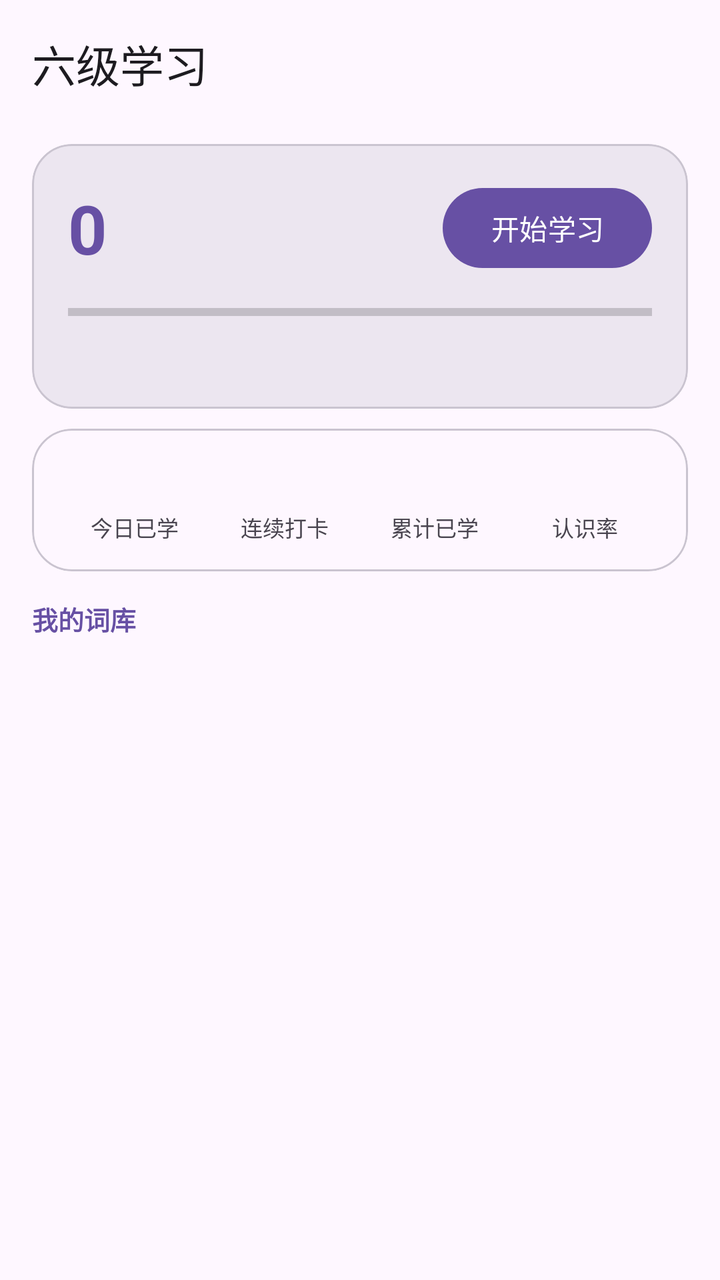
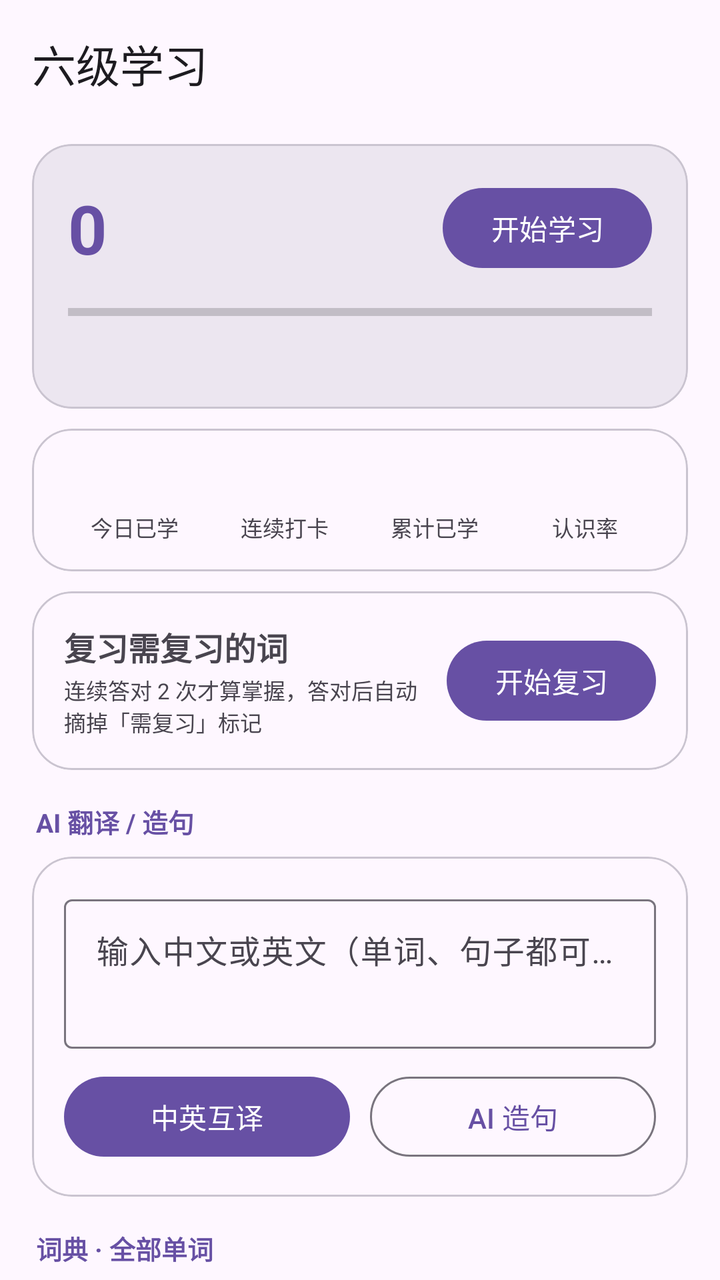

The first picture is an Android layout as it rendered before a commit; the second is the same layout after the commit. The layout source and the unified diff follow.
<!-- AndroidManifest.xml: application theme Theme.XueTi -->
<!-- res/layout/activity_study_hub.xml -->
<?xml version="1.0" encoding="utf-8"?>
<LinearLayout xmlns:android="http://schemas.android.com/apk/res/android"
    xmlns:app="http://schemas.android.com/apk/res-auto"
    android:layout_width="match_parent"
    android:layout_height="match_parent"
    android:orientation="vertical">

    <com.google.android.material.appbar.MaterialToolbar
        android:id="@+id/toolbar"
        android:layout_width="match_parent"
        android:layout_height="?attr/actionBarSize"
        app:title="@string/study_hub_title" />

    
    <com.google.android.material.card.MaterialCardView
        android:layout_width="match_parent"
        android:layout_height="wrap_content"
        android:layout_marginHorizontal="16dp"
        android:layout_marginTop="8dp"
        app:cardBackgroundColor="?attr/colorSurfaceContainerHigh"
        app:cardCornerRadius="20dp"
        app:cardElevation="0dp"
        app:strokeColor="?attr/colorOutlineVariant"
        app:strokeWidth="1dp">

        <LinearLayout
            android:layout_width="match_parent"
            android:layout_height="wrap_content"
            android:orientation="vertical"
            android:padding="18dp">

            <LinearLayout
                android:layout_width="match_parent"
                android:layout_height="wrap_content"
                android:gravity="center_vertical"
                android:orientation="horizontal">

                <TextView
                    android:id="@+id/todayCount"
                    android:layout_width="wrap_content"
                    android:layout_height="wrap_content"
                    android:text="0"
                    android:textColor="?attr/colorPrimary"
                    android:textSize="34sp"
                    android:textStyle="bold" />

                <TextView
                    android:id="@+id/goalText"
                    android:layout_width="0dp"
                    android:layout_height="wrap_content"
                    android:layout_marginStart="6dp"
                    android:layout_weight="1"
                    android:textColor="?attr/colorOnSurfaceVariant"
                    android:textSize="14sp" />

                <com.google.android.material.button.MaterialButton
                    android:id="@+id/btnStartStudy"
                    android:layout_width="wrap_content"
                    android:layout_height="wrap_content"
                    android:text="@string/start_study" />
            </LinearLayout>

            <ProgressBar
                android:id="@+id/todayProgress"
                style="?android:attr/progressBarStyleHorizontal"
                android:layout_width="match_parent"
                android:layout_height="wrap_content"
                android:layout_marginTop="10dp"
                android:max="20"
                android:progress="0" />

            <TextView
                android:id="@+id/progressHint"
                android:layout_width="match_parent"
                android:layout_height="wrap_content"
                android:layout_marginTop="6dp"
                android:textColor="?attr/colorOnSurfaceVariant"
                android:textSize="12sp" />
        </LinearLayout>
    </com.google.android.material.card.MaterialCardView>

    
    <com.google.android.material.card.MaterialCardView
        android:layout_width="match_parent"
        android:layout_height="wrap_content"
        android:layout_marginHorizontal="16dp"
        android:layout_marginTop="10dp"
        app:cardCornerRadius="20dp"
        app:cardElevation="0dp"
        app:strokeColor="?attr/colorOutlineVariant"
        app:strokeWidth="1dp">

        <LinearLayout
            android:layout_width="match_parent"
            android:layout_height="wrap_content"
            android:orientation="horizontal"
            android:padding="14dp">

            <LinearLayout
                android:layout_width="0dp"
                android:layout_height="wrap_content"
                android:layout_weight="1"
                android:gravity="center"
                android:orientation="vertical">

                <TextView
                    android:id="@+id/statToday"
                    android:layout_width="wrap_content"
                    android:layout_height="wrap_content"
                    android:textColor="?attr/colorPrimary"
                    android:textSize="20sp"
                    android:textStyle="bold" />

                <TextView
                    android:layout_width="wrap_content"
                    android:layout_height="wrap_content"
                    android:text="@string/stats_today"
                    android:textColor="?attr/colorOnSurfaceVariant"
                    android:textSize="11sp" />
            </LinearLayout>

            <LinearLayout
                android:layout_width="0dp"
                android:layout_height="wrap_content"
                android:layout_weight="1"
                android:gravity="center"
                android:orientation="vertical">

                <TextView
                    android:id="@+id/statStreak"
                    android:layout_width="wrap_content"
                    android:layout_height="wrap_content"
                    android:textColor="?attr/colorPrimary"
                    android:textSize="20sp"
                    android:textStyle="bold" />

                <TextView
                    android:layout_width="wrap_content"
                    android:layout_height="wrap_content"
                    android:text="@string/stats_streak"
                    android:textColor="?attr/colorOnSurfaceVariant"
                    android:textSize="11sp" />
            </LinearLayout>

            <LinearLayout
                android:layout_width="0dp"
                android:layout_height="wrap_content"
                android:layout_weight="1"
                android:gravity="center"
                android:orientation="vertical">

                <TextView
                    android:id="@+id/statTotal"
                    android:layout_width="wrap_content"
                    android:layout_height="wrap_content"
                    android:textColor="?attr/colorPrimary"
                    android:textSize="20sp"
                    android:textStyle="bold" />

                <TextView
                    android:layout_width="wrap_content"
                    android:layout_height="wrap_content"
                    android:text="@string/stats_total"
                    android:textColor="?attr/colorOnSurfaceVariant"
                    android:textSize="11sp" />
            </LinearLayout>

            <LinearLayout
                android:layout_width="0dp"
                android:layout_height="wrap_content"
                android:layout_weight="1"
                android:gravity="center"
                android:orientation="vertical">

                <TextView
                    android:id="@+id/statRate"
                    android:layout_width="wrap_content"
                    android:layout_height="wrap_content"
                    android:textColor="?attr/colorPrimary"
                    android:textSize="20sp"
                    android:textStyle="bold" />

                <TextView
                    android:layout_width="wrap_content"
                    android:layout_height="wrap_content"
                    android:text="@string/stats_known_rate_label"
                    android:textColor="?attr/colorOnSurfaceVariant"
                    android:textSize="11sp" />
            </LinearLayout>
        </LinearLayout>
    </com.google.android.material.card.MaterialCardView>

    
    <LinearLayout
        android:layout_width="match_parent"
        android:layout_height="wrap_content"
        android:layout_marginTop="14dp"
        android:gravity="center_vertical"
        android:orientation="horizontal"
        android:paddingHorizontal="16dp">

        <TextView
            android:id="@+id/wordListTitle"
            android:layout_width="0dp"
            android:layout_height="wrap_content"
            android:layout_weight="1"
            android:text="@string/word_list_title"
            android:textColor="?attr/colorPrimary"
            android:textSize="13sp"
            android:textStyle="bold" />

        <TextView
            android:id="@+id/knownRateText"
            android:layout_width="wrap_content"
            android:layout_height="wrap_content"
            android:textColor="?attr/colorOnSurfaceVariant"
            android:textSize="11sp" />
    </LinearLayout>

    <FrameLayout
        android:layout_width="match_parent"
        android:layout_height="0dp"
        android:layout_weight="1">

        <androidx.recyclerview.widget.RecyclerView
            android:id="@+id/wordList"
            android:layout_width="match_parent"
            android:layout_height="match_parent"
            android:clipToPadding="false"
            android:padding="8dp" />

        <LinearLayout
            android:id="@+id/emptyView"
            android:layout_width="match_parent"
            android:layout_height="match_parent"
            android:gravity="center"
            android:orientation="vertical"
            android:padding="32dp"
            android:visibility="gone">

            <TextView
                android:layout_width="match_parent"
                android:layout_height="wrap_content"
                android:gravity="center"
                android:text="@string/empty_word_list"
                android:textColor="?attr/colorOnSurfaceVariant"
                android:textSize="14sp" />
        </LinearLayout>
    </FrameLayout>
</LinearLayout>
<!-- resources referenced by this layout -->
<resources>
  <string name="empty_word_list">还没有学习记录\n去学几个单词吧</string>
  <string name="start_study">开始学习</string>
  <string name="stats_known_rate_label">认识率</string>
  <string name="stats_streak">连续打卡</string>
  <string name="stats_today">今日已学</string>
  <string name="stats_total">累计已学</string>
  <string name="study_hub_title">六级学习</string>
  <string name="word_list_title">我的词库</string>
  <style name="Theme.XueTi" parent="Theme.Material3.DayNight.NoActionBar">
          <item name="colorPrimary">@color/primary</item>
          <item name="colorOnPrimary">@color/onPrimary</item>
          <item name="colorPrimaryContainer">@color/primaryContainer</item>
          <item name="colorOnPrimaryContainer">@color/onPrimaryContainer</item>
          <item name="colorSecondary">@color/secondary</item>
          <item name="colorOnSecondary">@color/onSecondary</item>
          <item name="colorSecondaryContainer">@color/secondaryContainer</item>
          <item name="colorOnSecondaryContainer">@color/onSecondaryContainer</item>
          <item name="android:colorBackground">@color/background</item>
          <item name="colorSurface">@color/surface</item>
          <item name="colorOnSurface">@color/onSurface</item>
          <item name="colorSurfaceVariant">@color/surfaceVariant</item>
          <item name="colorOnSurfaceVariant">@color/onSurfaceVariant</item>
          <item name="colorOutline">@color/outline</item>
      </style>
  <color name="primary">#6750A4</color>
  <color name="onPrimary">#FFFFFF</color>
  <color name="primaryContainer">#EADDFF</color>
  <color name="onPrimaryContainer">#21005D</color>
  <color name="secondary">#625B71</color>
  <color name="onSecondary">#FFFFFF</color>
  <color name="secondaryContainer">#E8DEF8</color>
  <color name="onSecondaryContainer">#1D192B</color>
  <color name="background">#FEF7FF</color>
  <color name="surface">#FEF7FF</color>
  <color name="onSurface">#1D1B20</color>
  <color name="surfaceVariant">#E7E0EC</color>
  <color name="onSurfaceVariant">#49454F</color>
  <color name="outline">#79747E</color>
</resources>

<!-- the commit's change to res/layout/activity_study_hub.xml (unified diff, before → after) -->
@@ -11,240 +11,440 @@
         android:layout_height="?attr/actionBarSize"
         app:title="@string/study_hub_title" />
 
-    
-    <com.google.android.material.card.MaterialCardView
+    <androidx.core.widget.NestedScrollView
         android:layout_width="match_parent"
-        android:layout_height="wrap_content"
-        android:layout_marginHorizontal="16dp"
-        android:layout_marginTop="8dp"
-        app:cardBackgroundColor="?attr/colorSurfaceContainerHigh"
-        app:cardCornerRadius="20dp"
-        app:cardElevation="0dp"
-        app:strokeColor="?attr/colorOutlineVariant"
-        app:strokeWidth="1dp">
+        android:layout_height="0dp"
+        android:layout_weight="1"
+        android:clipToPadding="false"
+        android:fillViewport="true"
+        android:paddingBottom="20dp">
 
         <LinearLayout
             android:layout_width="match_parent"
             android:layout_height="wrap_content"
-            android:orientation="vertical"
-            android:padding="18dp">
-
+            android:orientation="vertical">
+
+            
+            <com.google.android.material.card.MaterialCardView
+                android:layout_width="match_parent"
+                android:layout_height="wrap_content"
+                android:layout_marginHorizontal="16dp"
+                android:layout_marginTop="8dp"
+                app:cardBackgroundColor="?attr/colorSurfaceContainerHigh"
+                app:cardCornerRadius="20dp"
+                app:cardElevation="0dp"
+                app:strokeColor="?attr/colorOutlineVariant"
+                app:strokeWidth="1dp">
+
+                <LinearLayout
+                    android:layout_width="match_parent"
+                    android:layout_height="wrap_content"
+                    android:orientation="vertical"
+                    android:padding="18dp">
+
+                    <LinearLayout
+                        android:layout_width="match_parent"
+                        android:layout_height="wrap_content"
+                        android:gravity="center_vertical"
+                        android:orientation="horizontal">
+
+                        <TextView
+                            android:id="@+id/todayCount"
+                            android:layout_width="wrap_content"
+                            android:layout_height="wrap_content"
+                            android:text="0"
+                            android:textColor="?attr/colorPrimary"
+                            android:textSize="34sp"
+                            android:textStyle="bold" />
+
+                        <TextView
+                            android:id="@+id/goalText"
+                            android:layout_width="0dp"
+                            android:layout_height="wrap_content"
+                            android:layout_marginStart="6dp"
+                            android:layout_weight="1"
+                            android:textColor="?attr/colorOnSurfaceVariant"
+                            android:textSize="14sp" />
+
+                        <com.google.android.material.button.MaterialButton
+                            android:id="@+id/btnStartStudy"
+                            android:layout_width="wrap_content"
+                            android:layout_height="wrap_content"
+                            android:text="@string/start_study" />
+                    </LinearLayout>
+
+                    <ProgressBar
+                        android:id="@+id/todayProgress"
+                        style="?android:attr/progressBarStyleHorizontal"
+                        android:layout_width="match_parent"
+                        android:layout_height="wrap_content"
+                        android:layout_marginTop="10dp"
+                        android:max="20"
+                        android:progress="0" />
+
+                    <TextView
+                        android:id="@+id/progressHint"
+                        android:layout_width="match_parent"
+                        android:layout_height="wrap_content"
+                        android:layout_marginTop="6dp"
+                        android:textColor="?attr/colorOnSurfaceVariant"
+                        android:textSize="12sp" />
+                </LinearLayout>
+            </com.google.android.material.card.MaterialCardView>
+
+            
+            <com.google.android.material.card.MaterialCardView
+                android:layout_width="match_parent"
+                android:layout_height="wrap_content"
+                android:layout_marginHorizontal="16dp"
+                android:layout_marginTop="10dp"
+                app:cardCornerRadius="20dp"
+                app:cardElevation="0dp"
+                app:strokeColor="?attr/colorOutlineVariant"
+                app:strokeWidth="1dp">
+
+                <LinearLayout
+                    android:layout_width="match_parent"
+                    android:layout_height="wrap_content"
+                    android:orientation="horizontal"
+                    android:padding="14dp">
+
+                    <LinearLayout
+                        android:layout_width="0dp"
+                        android:layout_height="wrap_content"
+                        android:layout_weight="1"
+                        android:gravity="center"
+                        android:orientation="vertical">
+
+                        <TextView
+                            android:id="@+id/statToday"
+                            android:layout_width="wrap_content"
+                            android:layout_height="wrap_content"
+                            android:textColor="?attr/colorPrimary"
+                            android:textSize="20sp"
+                            android:textStyle="bold" />
+
+                        <TextView
+                            android:layout_width="wrap_content"
+                            android:layout_height="wrap_content"
+                            android:text="@string/stats_today"
+                            android:textColor="?attr/colorOnSurfaceVariant"
+                            android:textSize="11sp" />
+                    </LinearLayout>
+
+                    <LinearLayout
+                        android:layout_width="0dp"
+                        android:layout_height="wrap_content"
+                        android:layout_weight="1"
+                        android:gravity="center"
+                        android:orientation="vertical">
+
+                        <TextView
+                            android:id="@+id/statStreak"
+                            android:layout_width="wrap_content"
+                            android:layout_height="wrap_content"
+                            android:textColor="?attr/colorPrimary"
+                            android:textSize="20sp"
+                            android:textStyle="bold" />
+
+                        <TextView
+                            android:layout_width="wrap_content"
+                            android:layout_height="wrap_content"
+                            android:text="@string/stats_streak"
+                            android:textColor="?attr/colorOnSurfaceVariant"
+                            android:textSize="11sp" />
+                    </LinearLayout>
+
+                    <LinearLayout
+                        android:layout_width="0dp"
+                        android:layout_height="wrap_content"
+                        android:layout_weight="1"
+                        android:gravity="center"
+                        android:orientation="vertical">
+
+                        <TextView
+                            android:id="@+id/statTotal"
+                            android:layout_width="wrap_content"
+                            android:layout_height="wrap_content"
+                            android:textColor="?attr/colorPrimary"
+                            android:textSize="20sp"
+                            android:textStyle="bold" />
+
+                        <TextView
+                            android:layout_width="wrap_content"
+                            android:layout_height="wrap_content"
+                            android:text="@string/stats_total"
+                            android:textColor="?attr/colorOnSurfaceVariant"
+                            android:textSize="11sp" />
+                    </LinearLayout>
+
+                    <LinearLayout
+                        android:layout_width="0dp"
+                        android:layout_height="wrap_content"
+                        android:layout_weight="1"
+                        android:gravity="center"
+                        android:orientation="vertical">
+
+                        <TextView
+                            android:id="@+id/statRate"
+                            android:layout_width="wrap_content"
+                            android:layout_height="wrap_content"
+                            android:textColor="?attr/colorPrimary"
+                            android:textSize="20sp"
+                            android:textStyle="bold" />
+
+                        <TextView
+                            android:layout_width="wrap_content"
+                            android:layout_height="wrap_content"
+                            android:text="@string/stats_known_rate_label"
+                            android:textColor="?attr/colorOnSurfaceVariant"
+                            android:textSize="11sp" />
+                    </LinearLayout>
+                </LinearLayout>
+            </com.google.android.material.card.MaterialCardView>
+
+            
+            <com.google.android.material.card.MaterialCardView
+                android:layout_width="match_parent"
+                android:layout_height="wrap_content"
+                android:layout_marginHorizontal="16dp"
+                android:layout_marginTop="10dp"
+                app:cardCornerRadius="20dp"
+                app:cardElevation="0dp"
+                app:strokeColor="?attr/colorOutlineVariant"
+                app:strokeWidth="1dp">
+
+                <LinearLayout
+                    android:layout_width="match_parent"
+                    android:layout_height="wrap_content"
+                    android:gravity="center_vertical"
+                    android:orientation="horizontal"
+                    android:padding="16dp">
+
+                    <LinearLayout
+                        android:layout_width="0dp"
+                        android:layout_height="wrap_content"
+                        android:layout_weight="1"
+                        android:orientation="vertical">
+
+                        <TextView
+                            android:id="@+id/reviewCountText"
+                            android:layout_width="match_parent"
+                            android:layout_height="wrap_content"
+                            android:text="@string/review_title"
+                            android:textSize="16sp"
+                            android:textStyle="bold" />
+
+                        <TextView
+                            android:id="@+id/reviewHint"
+                            android:layout_width="match_parent"
+                            android:layout_height="wrap_content"
+                            android:layout_marginTop="2dp"
+                            android:text="@string/review_rule_hint"
+                            android:textColor="?attr/colorOnSurfaceVariant"
+                            android:textSize="11sp" />
+                    </LinearLayout>
+
+                    <com.google.android.material.button.MaterialButton
+                        android:id="@+id/btnStartReview"
+                        android:layout_width="wrap_content"
+                        android:layout_height="wrap_content"
+                        android:layout_marginStart="10dp"
+                        android:text="@string/review_start" />
+                </LinearLayout>
+            </com.google.android.material.card.MaterialCardView>
+
+            
+            <TextView
+                android:layout_width="match_parent"
+                android:layout_height="wrap_content"
+                android:layout_marginTop="16dp"
+                android:paddingHorizontal="18dp"
+                android:text="@string/hub_ai_section"
+                android:textColor="?attr/colorPrimary"
+                android:textSize="13sp"
+                android:textStyle="bold" />
+
+            <com.google.android.material.card.MaterialCardView
+                android:layout_width="match_parent"
+                android:layout_height="wrap_content"
+                android:layout_marginHorizontal="16dp"
+                android:layout_marginTop="8dp"
+                app:cardCornerRadius="20dp"
+                app:cardElevation="0dp"
+                app:strokeColor="?attr/colorOutlineVariant"
+                app:strokeWidth="1dp">
+
+                <LinearLayout
+                    android:layout_width="match_parent"
+                    android:layout_height="wrap_content"
+                    android:orientation="vertical"
+                    android:padding="16dp">
+
+                    <com.google.android.material.textfield.TextInputLayout
+                        style="@style/Widget.Material3.TextInputLayout.OutlinedBox"
+                        android:layout_width="match_parent"
+                        android:layout_height="wrap_content"
+                        android:hint="@string/hub_ai_input_hint">
+
+                        <com.google.android.material.textfield.TextInputEditText
+                            android:id="@+id/etAiInput"
+                            android:layout_width="match_parent"
+                            android:layout_height="wrap_content"
+                            android:gravity="top"
+                            android:inputType="textMultiLine"
+                            android:maxLines="4"
+                            android:minLines="2" />
+                    </com.google.android.material.textfield.TextInputLayout>
+
+                    <LinearLayout
+                        android:layout_width="match_parent"
+                        android:layout_height="wrap_content"
+                        android:layout_marginTop="10dp"
+                        android:orientation="horizontal">
+
+                        <com.google.android.material.button.MaterialButton
+                            android:id="@+id/btnAiTranslate"
+                            android:layout_width="0dp"
+                            android:layout_height="wrap_content"
+                            android:layout_weight="1"
+                            android:text="@string/hub_ai_translate"
+                            android:textSize="14sp" />
+
+                        <com.google.android.material.button.MaterialButton
+                            android:id="@+id/btnAiSentence"
+                            style="?attr/materialButtonOutlinedStyle"
+                            android:layout_width="0dp"
+                            android:layout_height="wrap_content"
+                            android:layout_marginStart="10dp"
+                            android:layout_weight="1"
+                            android:text="@string/hub_ai_sentence"
+                            android:textSize="14sp" />
+                    </LinearLayout>
+
+                    <ProgressBar
+                        android:id="@+id/aiProgress"
+                        style="?android:attr/progressBarStyleHorizontal"
+                        android:layout_width="match_parent"
+                        android:layout_height="wrap_content"
+                        android:layout_marginTop="8dp"
+                        android:indeterminate="true"
+                        android:visibility="gone" />
+                </LinearLayout>
+            </com.google.android.material.card.MaterialCardView>
+
+            
             <LinearLayout
                 android:layout_width="match_parent"
                 android:layout_height="wrap_content"
+                android:layout_marginTop="16dp"
                 android:gravity="center_vertical"
-                android:orientation="horizontal">
+                android:orientation="horizontal"
+                android:paddingHorizontal="18dp">
 
                 <TextView
-                    android:id="@+id/todayCount"
+                    android:layout_width="0dp"
+                    android:layout_height="wrap_content"
+                    android:layout_weight="1"
+                    android:text="@string/hub_dict_section"
+                    android:textColor="?attr/colorPrimary"
+                    android:textSize="13sp"
+                    android:textStyle="bold" />
+
+                <TextView
+                    android:id="@+id/countText"
                     android:layout_width="wrap_content"
                     android:layout_height="wrap_content"
-                    android:text="0"
-                    android:textColor="?attr/colorPrimary"
-                    android:textSize="34sp"
-                    android:textStyle="bold" />
-
-                <TextView
-                    android:id="@+id/goalText"
-                    android:layout_width="0dp"
-                    android:layout_height="wrap_content"
-                    android:layout_marginStart="6dp"
-                    android:layout_weight="1"
-                    android:textColor="?attr/colorOnSurfaceVariant"
-                    android:textSize="14sp" />
-
-                <com.google.android.material.button.MaterialButton
-                    android:id="@+id/btnStartStudy"
-                    android:layout_width="wrap_content"
-                    android:layout_height="wrap_content"
-                    android:text="@string/start_study" />
-            </LinearLayout>
-
-            <ProgressBar
-                android:id="@+id/todayProgress"
-                style="?android:attr/progressBarStyleHorizontal"
-                android:layout_width="match_parent"
-                android:layout_height="wrap_content"
-                android:layout_marginTop="10dp"
-                android:max="20"
-                android:progress="0" />
-
-            <TextView
-                android:id="@+id/progressHint"
-                android:layout_width="match_parent"
-                android:layout_height="wrap_content"
-                android:layout_marginTop="6dp"
-                android:textColor="?attr/colorOnSurfaceVariant"
-                android:textSize="12sp" />
-        </LinearLayout>
-    </com.google.android.material.card.MaterialCardView>
-
-    
-    <com.google.android.material.card.MaterialCardView
-        android:layout_width="match_parent"
-        android:layout_height="wrap_content"
-        android:layout_marginHorizontal="16dp"
-        android:layout_marginTop="10dp"
-        app:cardCornerRadius="20dp"
-        app:cardElevation="0dp"
-        app:strokeColor="?attr/colorOutlineVariant"
-        app:strokeWidth="1dp">
-
-        <LinearLayout
-            android:layout_width="match_parent"
-            android:layout_height="wrap_content"
-            android:orientation="horizontal"
-            android:padding="14dp">
-
-            <LinearLayout
-                android:layout_width="0dp"
-                android:layout_height="wrap_content"
-                android:layout_weight="1"
-                android:gravity="center"
-                android:orientation="vertical">
-
-                <TextView
-                    android:id="@+id/statToday"
-                    android:layout_width="wrap_content"
-                    android:layout_height="wrap_content"
-                    android:textColor="?attr/colorPrimary"
-                    android:textSize="20sp"
-                    android:textStyle="bold" />
-
-                <TextView
-                    android:layout_width="wrap_content"
-                    android:layout_height="wrap_content"
-                    android:text="@string/stats_today"
                     android:textColor="?attr/colorOnSurfaceVariant"
                     android:textSize="11sp" />
             </LinearLayout>
 
+            <com.google.android.material.card.MaterialCardView
+                android:layout_width="match_parent"
+                android:layout_height="wrap_content"
+                android:layout_marginHorizontal="16dp"
+                android:layout_marginTop="8dp"
+                app:cardCornerRadius="20dp"
+                app:cardElevation="0dp"
+                app:strokeColor="?attr/colorOutlineVariant"
+                app:strokeWidth="1dp">
+
+                <LinearLayout
+                    android:layout_width="match_parent"
+                    android:layout_height="wrap_content"
+                    android:orientation="vertical"
+                    android:padding="12dp">
+
+                    <com.google.android.material.textfield.TextInputLayout
+                        style="@style/Widget.Material3.TextInputLayout.OutlinedBox"
+                        android:layout_width="match_parent"
+                        android:layout_height="wrap_content"
+                        android:hint="@string/dict_search_hint"
+                        app:startIconDrawable="@android:drawable/ic_menu_search">
+
+                        <com.google.android.material.textfield.TextInputEditText
+                            android:id="@+id/etSearch"
+                            android:layout_width="match_parent"
+                            android:layout_height="wrap_content"
+                            android:imeOptions="actionSearch"
+                            android:inputType="text"
+                            android:singleLine="true" />
+                    </com.google.android.material.textfield.TextInputLayout>
+
+                    <androidx.recyclerview.widget.RecyclerView
+                        android:id="@+id/dictList"
+                        android:layout_width="match_parent"
+                        android:layout_height="360dp"
+                        android:layout_marginTop="8dp"
+                        android:nestedScrollingEnabled="false" />
+                </LinearLayout>
+            </com.google.android.material.card.MaterialCardView>
+
+            
             <LinearLayout
-                android:layout_width="0dp"
-                android:layout_height="wrap_content"
-                android:layout_weight="1"
-                android:gravity="center"
-                android:orientation="vertical">
+                android:layout_width="match_parent"
+                android:layout_height="wrap_content"
+                android:layout_marginTop="16dp"
+                android:gravity="center_vertical"
+                android:orientation="horizontal"
+                android:paddingHorizontal="18dp">
 
                 <TextView
-                    android:id="@+id/statStreak"
+                    android:id="@+id/wordListTitle"
+                    android:layout_width="0dp"
+                    android:layout_height="wrap_content"
+                    android:layout_weight="1"
+                    android:text="@string/word_list_title"
+                    android:textColor="?attr/colorPrimary"
+                    android:textSize="13sp"
+                    android:textStyle="bold" />
+
+                <TextView
+                    android:id="@+id/knownRateText"
                     android:layout_width="wrap_content"
                     android:layout_height="wrap_content"
-                    android:textColor="?attr/colorPrimary"
-                    android:textSize="20sp"
-                    android:textStyle="bold" />
-
-                <TextView
-                    android:layout_width="wrap_content"
-                    android:layout_height="wrap_content"
-                    android:text="@string/stats_streak"
                     android:textColor="?attr/colorOnSurfaceVariant"
                     android:textSize="11sp" />
             </LinearLayout>
 
-            <LinearLayout
-                android:layout_width="0dp"
-                android:layout_height="wrap_content"
-                android:layout_weight="1"
+            <androidx.recyclerview.widget.RecyclerView
+                android:id="@+id/myWordList"
+                android:layout_width="match_parent"
+                android:layout_height="380dp"
+                android:layout_marginTop="4dp"
+                android:nestedScrollingEnabled="false"
+                android:paddingHorizontal="8dp" />
+
+            <TextView
+                android:id="@+id/emptyView"
+                android:layout_width="match_parent"
+                android:layout_height="wrap_content"
                 android:gravity="center"
-                android:orientation="vertical">
-
-                <TextView
-                    android:id="@+id/statTotal"
-                    android:layout_width="wrap_content"
-                    android:layout_height="wrap_content"
-                    android:textColor="?attr/colorPrimary"
-                    android:textSize="20sp"
-                    android:textStyle="bold" />
-
-                <TextView
-                    android:layout_width="wrap_content"
-                    android:layout_height="wrap_content"
-                    android:text="@string/stats_total"
-                    android:textColor="?attr/colorOnSurfaceVariant"
-                    android:textSize="11sp" />
-            </LinearLayout>
-
-            <LinearLayout
-                android:layout_width="0dp"
-                android:layout_height="wrap_content"
-                android:layout_weight="1"
-                android:gravity="center"
-                android:orientation="vertical">
-
-                <TextView
-                    android:id="@+id/statRate"
-                    android:layout_width="wrap_content"
-                    android:layout_height="wrap_content"
-                    android:textColor="?attr/colorPrimary"
-                    android:textSize="20sp"
-                    android:textStyle="bold" />
-
-                <TextView
-                    android:layout_width="wrap_content"
-                    android:layout_height="wrap_content"
-                    android:text="@string/stats_known_rate_label"
-                    android:textColor="?attr/colorOnSurfaceVariant"
-                    android:textSize="11sp" />
-            </LinearLayout>
-        </LinearLayout>
-    </com.google.android.material.card.MaterialCardView>
-
-    
-    <LinearLayout
-        android:layout_width="match_parent"
-        android:layout_height="wrap_content"
-        android:layout_marginTop="14dp"
-        android:gravity="center_vertical"
-        android:orientation="horizontal"
-        android:paddingHorizontal="16dp">
-
-        <TextView
-            android:id="@+id/wordListTitle"
-            android:layout_width="0dp"
-            android:layout_height="wrap_content"
-            android:layout_weight="1"
-            android:text="@string/word_list_title"
-            android:textColor="?attr/colorPrimary"
-            android:textSize="13sp"
-            android:textStyle="bold" />
-
-        <TextView
-            android:id="@+id/knownRateText"
-            android:layout_width="wrap_content"
-            android:layout_height="wrap_content"
-            android:textColor="?attr/colorOnSurfaceVariant"
-            android:textSize="11sp" />
-    </LinearLayout>
-
-    <FrameLayout
-        android:layout_width="match_parent"
-        android:layout_height="0dp"
-        android:layout_weight="1">
-
-        <androidx.recyclerview.widget.RecyclerView
-            android:id="@+id/wordList"
-            android:layout_width="match_parent"
-            android:layout_height="match_parent"
-            android:clipToPadding="false"
-            android:padding="8dp" />
-
-        <LinearLayout
-            android:id="@+id/emptyView"
-            android:layout_width="match_parent"
-            android:layout_height="match_parent"
-            android:gravity="center"
-            android:orientation="vertical"
-            android:padding="32dp"
-            android:visibility="gone">
-
-            <TextView
-                android:layout_width="match_parent"
-                android:layout_height="wrap_content"
-                android:gravity="center"
+                android:padding="24dp"
                 android:text="@string/empty_word_list"
                 android:textColor="?attr/colorOnSurfaceVariant"
-                android:textSize="14sp" />
+                android:textSize="14sp"
+                android:visibility="gone" />
         </LinearLayout>
-    </FrameLayout>
+    </androidx.core.widget.NestedScrollView>
 </LinearLayout>
<!-- resource entries referenced after the edit -->
@@ -1,6 +1,15 @@
 <!-- resources referenced by this layout -->
 <resources>
+  <string name="dict_search_hint">搜索单词或中文释义</string>
   <string name="empty_word_list">还没有学习记录\n去学几个单词吧</string>
+  <string name="hub_ai_input_hint">输入中文或英文（单词、句子都可以）</string>
+  <string name="hub_ai_section">AI 翻译 / 造句</string>
+  <string name="hub_ai_sentence">AI 造句</string>
+  <string name="hub_ai_translate">中英互译</string>
+  <string name="hub_dict_section">词典 · 全部单词</string>
+  <string name="review_rule_hint">连续答对 2 次才算掌握，答对后自动摘掉「需复习」标记</string>
+  <string name="review_start">开始复习</string>
+  <string name="review_title">复习需复习的词</string>
   <string name="start_study">开始学习</string>
   <string name="stats_known_rate_label">认识率</string>
   <string name="stats_streak">连续打卡</string>
